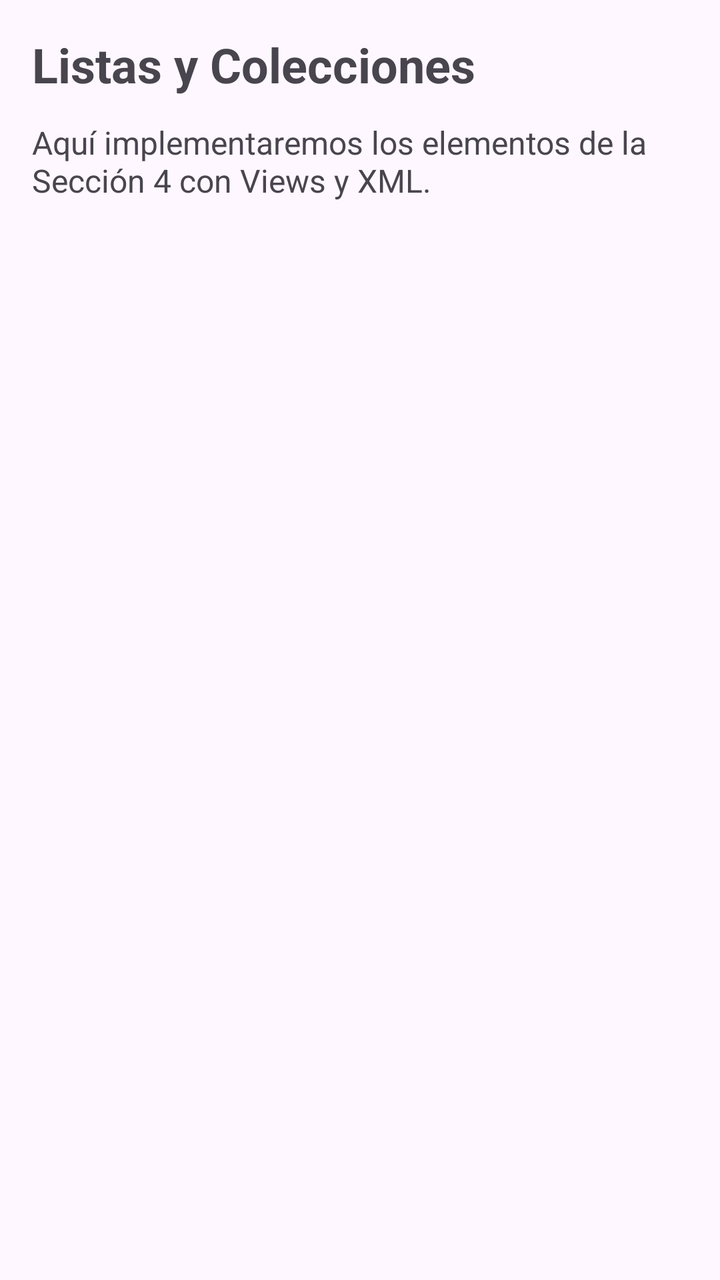
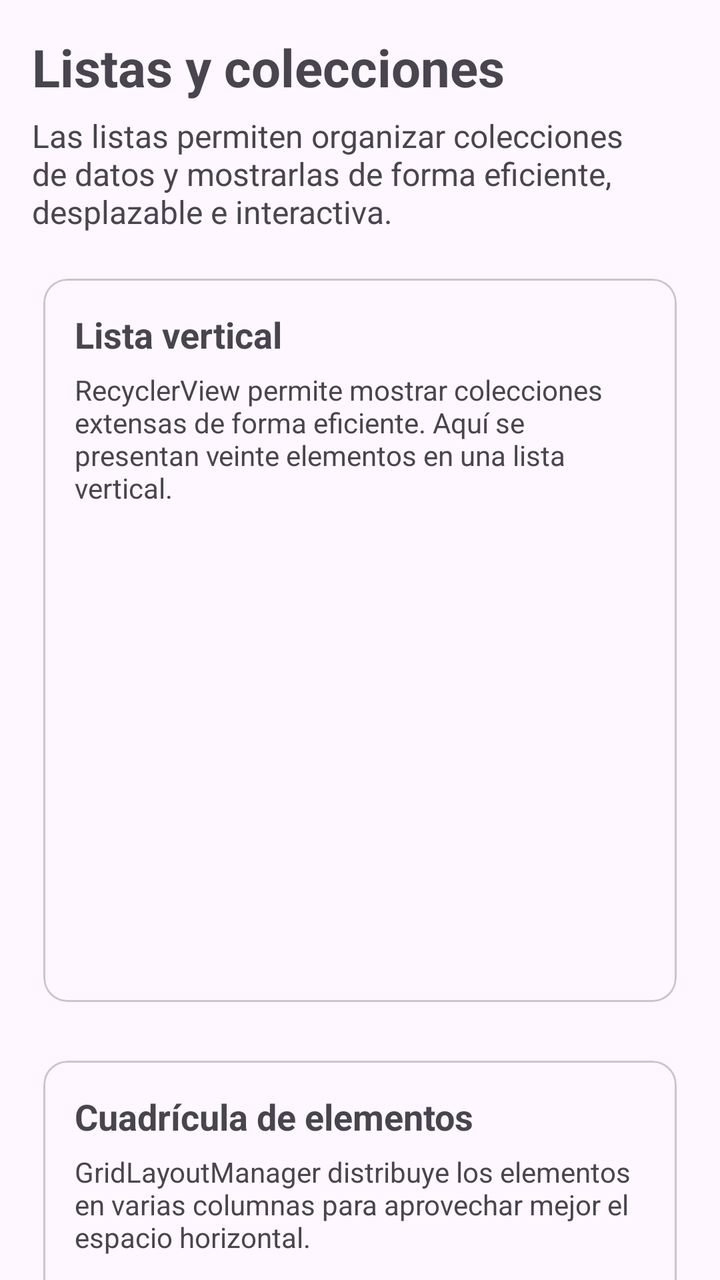

The first picture is an Android layout as it rendered before a commit; the second is the same layout after the commit. The layout source and the unified diff follow.
<!-- AndroidManifest.xml: application theme Theme.ElementosUIViews -->
<!-- res/layout/fragment_listas_colecciones.xml -->
<?xml version="1.0" encoding="utf-8"?>
<LinearLayout xmlns:android="http://schemas.android.com/apk/res/android"
    android:layout_width="match_parent"
    android:layout_height="match_parent"
    android:orientation="vertical"
    android:padding="16dp">

    <TextView
        android:layout_width="match_parent"
        android:layout_height="wrap_content"
        android:text="Listas y Colecciones"
        android:textSize="24sp"
        android:textStyle="bold" />

    <TextView
        android:layout_width="match_parent"
        android:layout_height="wrap_content"
        android:layout_marginTop="12dp"
        android:text="Aquí implementaremos los elementos de la Sección 4 con Views y XML."
        android:textSize="16sp" />

</LinearLayout>
<!-- resources referenced by this layout -->
<resources>
  <style name="Theme.ElementosUIViews" parent="Base.Theme.ElementosUIViews" />
  <style name="Base.Theme.ElementosUIViews" parent="Theme.Material3.DayNight.NoActionBar">
          
          
      </style>
</resources>

<!-- the commit's change to res/layout/fragment_listas_colecciones.xml (unified diff, before → after) -->
@@ -1,22 +1,366 @@
 <?xml version="1.0" encoding="utf-8"?>
-<LinearLayout xmlns:android="http://schemas.android.com/apk/res/android"
+<androidx.core.widget.NestedScrollView
+    xmlns:android="http://schemas.android.com/apk/res/android"
+    xmlns:app="http://schemas.android.com/apk/res-auto"
     android:layout_width="match_parent"
     android:layout_height="match_parent"
-    android:orientation="vertical"
-    android:padding="16dp">
-
-    <TextView
+    android:fillViewport="true">
+
+    <LinearLayout
         android:layout_width="match_parent"
         android:layout_height="wrap_content"
-        android:text="Listas y Colecciones"
-        android:textSize="24sp"
-        android:textStyle="bold" />
-
-    <TextView
-        android:layout_width="match_parent"
-        android:layout_height="wrap_content"
-        android:layout_marginTop="12dp"
-        android:text="Aquí implementaremos los elementos de la Sección 4 con Views y XML."
-        android:textSize="16sp" />
-
-</LinearLayout>
+        android:orientation="vertical"
+        android:padding="16dp">
+
+        <TextView
+            android:layout_width="match_parent"
+            android:layout_height="wrap_content"
+            android:text="Listas y colecciones"
+            android:textSize="26sp"
+            android:textStyle="bold" />
+
+        <TextView
+            android:layout_width="match_parent"
+            android:layout_height="wrap_content"
+            android:layout_marginTop="6dp"
+            android:layout_marginBottom="16dp"
+            android:text="Las listas permiten organizar colecciones de datos y mostrarlas de forma eficiente, desplazable e interactiva."
+            android:textSize="16sp" />
+
+        
+
+        <com.google.android.material.card.MaterialCardView
+            android:layout_width="match_parent"
+            android:layout_height="wrap_content"
+            android:layout_marginBottom="16dp"
+            app:cardUseCompatPadding="true">
+
+            <LinearLayout
+                android:layout_width="match_parent"
+                android:layout_height="wrap_content"
+                android:orientation="vertical"
+                android:padding="16dp">
+
+                <TextView
+                    android:layout_width="match_parent"
+                    android:layout_height="wrap_content"
+                    android:text="Lista vertical"
+                    android:textSize="18sp"
+                    android:textStyle="bold" />
+
+                <TextView
+                    android:layout_width="match_parent"
+                    android:layout_height="wrap_content"
+                    android:layout_marginTop="6dp"
+                    android:layout_marginBottom="12dp"
+                    android:text="RecyclerView permite mostrar colecciones extensas de forma eficiente. Aquí se presentan veinte elementos en una lista vertical."
+                    android:textSize="14sp" />
+
+                <androidx.recyclerview.widget.RecyclerView
+                    android:id="@+id/rvListaVertical"
+                    android:layout_width="match_parent"
+                    android:layout_height="220dp"
+                    android:nestedScrollingEnabled="false" />
+
+            </LinearLayout>
+
+        </com.google.android.material.card.MaterialCardView>
+
+        
+
+        <com.google.android.material.card.MaterialCardView
+            android:layout_width="match_parent"
+            android:layout_height="wrap_content"
+            android:layout_marginBottom="16dp"
+            app:cardUseCompatPadding="true">
+
+            <LinearLayout
+                android:layout_width="match_parent"
+                android:layout_height="wrap_content"
+                android:orientation="vertical"
+                android:padding="16dp">
+
+                <TextView
+                    android:layout_width="match_parent"
+                    android:layout_height="wrap_content"
+                    android:text="Cuadrícula de elementos"
+                    android:textSize="18sp"
+                    android:textStyle="bold" />
+
+                <TextView
+                    android:layout_width="match_parent"
+                    android:layout_height="wrap_content"
+                    android:layout_marginTop="6dp"
+                    android:layout_marginBottom="12dp"
+                    android:text="GridLayoutManager distribuye los elementos en varias columnas para aprovechar mejor el espacio horizontal."
+                    android:textSize="14sp" />
+
+                <androidx.recyclerview.widget.RecyclerView
+                    android:id="@+id/rvGrid"
+                    android:layout_width="match_parent"
+                    android:layout_height="250dp"
+                    android:nestedScrollingEnabled="false" />
+
+            </LinearLayout>
+
+        </com.google.android.material.card.MaterialCardView>
+
+        
+
+        <com.google.android.material.card.MaterialCardView
+            android:layout_width="match_parent"
+            android:layout_height="wrap_content"
+            android:layout_marginBottom="16dp"
+            app:cardUseCompatPadding="true">
+
+            <LinearLayout
+                android:layout_width="match_parent"
+                android:layout_height="wrap_content"
+                android:orientation="vertical"
+                android:padding="16dp">
+
+                <TextView
+                    android:layout_width="match_parent"
+                    android:layout_height="wrap_content"
+                    android:text="Lista con encabezados de sección"
+                    android:textSize="18sp"
+                    android:textStyle="bold" />
+
+                <TextView
+                    android:layout_width="match_parent"
+                    android:layout_height="wrap_content"
+                    android:layout_marginTop="6dp"
+                    android:layout_marginBottom="12dp"
+                    android:text="Una lista puede manejar distintos tipos de fila. Aquí se utilizan encabezados para separar frutas y verduras."
+                    android:textSize="14sp" />
+
+                <androidx.recyclerview.widget.RecyclerView
+                    android:id="@+id/rvSecciones"
+                    android:layout_width="match_parent"
+                    android:layout_height="260dp"
+                    android:nestedScrollingEnabled="false" />
+
+            </LinearLayout>
+
+        </com.google.android.material.card.MaterialCardView>
+
+        
+
+        <com.google.android.material.card.MaterialCardView
+            android:layout_width="match_parent"
+            android:layout_height="wrap_content"
+            android:layout_marginBottom="16dp"
+            app:cardUseCompatPadding="true">
+
+            <LinearLayout
+                android:layout_width="match_parent"
+                android:layout_height="wrap_content"
+                android:orientation="vertical"
+                android:padding="16dp">
+
+                <TextView
+                    android:layout_width="match_parent"
+                    android:layout_height="wrap_content"
+                    android:text="Selección de elemento con detalle"
+                    android:textSize="18sp"
+                    android:textStyle="bold" />
+
+                <TextView
+                    android:layout_width="match_parent"
+                    android:layout_height="wrap_content"
+                    android:layout_marginTop="6dp"
+                    android:layout_marginBottom="12dp"
+                    android:text="Al tocar un elemento de la lista se abre un diálogo que muestra información adicional del elemento seleccionado."
+                    android:textSize="14sp" />
+
+                <androidx.recyclerview.widget.RecyclerView
+                    android:id="@+id/rvProductos"
+                    android:layout_width="match_parent"
+                    android:layout_height="220dp"
+                    android:nestedScrollingEnabled="false" />
+
+            </LinearLayout>
+
+        </com.google.android.material.card.MaterialCardView>
+
+        
+
+        <com.google.android.material.card.MaterialCardView
+            android:layout_width="match_parent"
+            android:layout_height="wrap_content"
+            android:layout_marginBottom="16dp"
+            app:cardUseCompatPadding="true">
+
+            <LinearLayout
+                android:layout_width="match_parent"
+                android:layout_height="wrap_content"
+                android:orientation="vertical"
+                android:padding="16dp">
+
+                <TextView
+                    android:layout_width="match_parent"
+                    android:layout_height="wrap_content"
+                    android:text="Deslizar para eliminar y estado vacío"
+                    android:textSize="18sp"
+                    android:textStyle="bold" />
+
+                <TextView
+                    android:layout_width="match_parent"
+                    android:layout_height="wrap_content"
+                    android:layout_marginTop="6dp"
+                    android:layout_marginBottom="12dp"
+                    android:text="Desliza cada tarea hacia un lado para eliminarla. Cuando no quedan elementos aparece un estado vacío con mensaje e ilustración."
+                    android:textSize="14sp" />
+
+                <FrameLayout
+                    android:layout_width="match_parent"
+                    android:layout_height="260dp">
+
+                    <androidx.recyclerview.widget.RecyclerView
+                        android:id="@+id/rvEliminar"
+                        android:layout_width="match_parent"
+                        android:layout_height="match_parent"
+                        android:nestedScrollingEnabled="false" />
+
+                    <LinearLayout
+                        android:id="@+id/estadoVacio"
+                        android:layout_width="match_parent"
+                        android:layout_height="match_parent"
+                        android:gravity="center"
+                        android:orientation="vertical"
+                        android:visibility="gone">
+
+                        <ImageView
+                            android:layout_width="56dp"
+                            android:layout_height="56dp"
+                            android:contentDescription="Ilustración de lista vacía"
+                            android:src="@android:drawable/ic_menu_agenda" />
+
+                        <TextView
+                            android:layout_width="wrap_content"
+                            android:layout_height="wrap_content"
+                            android:layout_marginTop="8dp"
+                            android:text="No hay elementos"
+                            android:textSize="18sp"
+                            android:textStyle="bold" />
+
+                        <TextView
+                            android:layout_width="wrap_content"
+                            android:layout_height="wrap_content"
+                            android:layout_marginTop="4dp"
+                            android:text="Has eliminado todas las tareas."
+                            android:textSize="14sp" />
+
+                        <com.google.android.material.button.MaterialButton
+                            android:id="@+id/btnReiniciar"
+                            android:layout_width="wrap_content"
+                            android:layout_height="wrap_content"
+                            android:layout_marginTop="12dp"
+                            android:text="Reiniciar lista" />
+
+                    </LinearLayout>
+
+                </FrameLayout>
+
+            </LinearLayout>
+
+        </com.google.android.material.card.MaterialCardView>
+
+        
+
+        <com.google.android.material.card.MaterialCardView
+            android:layout_width="match_parent"
+            android:layout_height="wrap_content"
+            android:layout_marginBottom="16dp"
+            app:cardUseCompatPadding="true">
+
+            <LinearLayout
+                android:layout_width="match_parent"
+                android:layout_height="wrap_content"
+                android:orientation="vertical"
+                android:padding="16dp">
+
+                <TextView
+                    android:layout_width="match_parent"
+                    android:layout_height="wrap_content"
+                    android:text="Actualizar arrastrando hacia abajo"
+                    android:textSize="18sp"
+                    android:textStyle="bold" />
+
+                <TextView
+                    android:layout_width="match_parent"
+                    android:layout_height="wrap_content"
+                    android:layout_marginTop="6dp"
+                    android:layout_marginBottom="12dp"
+                    android:text="SwipeRefreshLayout detecta un gesto hacia abajo desde el comienzo de la lista y permite iniciar una actualización."
+                    android:textSize="14sp" />
+
+                <TextView
+                    android:id="@+id/tvActualizaciones"
+                    android:layout_width="match_parent"
+                    android:layout_height="wrap_content"
+                    android:layout_marginBottom="8dp"
+                    android:text="Actualizaciones recibidas: 0" />
+
+                <androidx.swiperefreshlayout.widget.SwipeRefreshLayout
+                    android:id="@+id/swipeRefresh"
+                    android:layout_width="match_parent"
+                    android:layout_height="240dp">
+
+                    <androidx.recyclerview.widget.RecyclerView
+                        android:id="@+id/rvRefresco"
+                        android:layout_width="match_parent"
+                        android:layout_height="match_parent" />
+
+                </androidx.swiperefreshlayout.widget.SwipeRefreshLayout>
+
+            </LinearLayout>
+
+        </com.google.android.material.card.MaterialCardView>
+
+        
+
+        <com.google.android.material.card.MaterialCardView
+            android:layout_width="match_parent"
+            android:layout_height="wrap_content"
+            android:layout_marginBottom="24dp"
+            app:cardUseCompatPadding="true">
+
+            <LinearLayout
+                android:layout_width="match_parent"
+                android:layout_height="wrap_content"
+                android:orientation="vertical"
+                android:padding="16dp">
+
+                <TextView
+                    android:layout_width="match_parent"
+                    android:layout_height="wrap_content"
+                    android:text="Pestañas con contenido deslizable"
+                    android:textSize="18sp"
+                    android:textStyle="bold" />
+
+                <TextView
+                    android:layout_width="match_parent"
+                    android:layout_height="wrap_content"
+                    android:layout_marginTop="6dp"
+                    android:layout_marginBottom="12dp"
+                    android:text="TabLayout y ViewPager2 permiten cambiar entre contenidos tocando una pestaña o deslizando horizontalmente."
+                    android:textSize="14sp" />
+
+                <com.google.android.material.tabs.TabLayout
+                    android:id="@+id/tabLayout"
+                    android:layout_width="match_parent"
+                    android:layout_height="wrap_content" />
+
+                <androidx.viewpager2.widget.ViewPager2
+                    android:id="@+id/viewPager"
+                    android:layout_width="match_parent"
+                    android:layout_height="160dp" />
+
+            </LinearLayout>
+
+        </com.google.android.material.card.MaterialCardView>
+
+    </LinearLayout>
+
+</androidx.core.widget.NestedScrollView>
